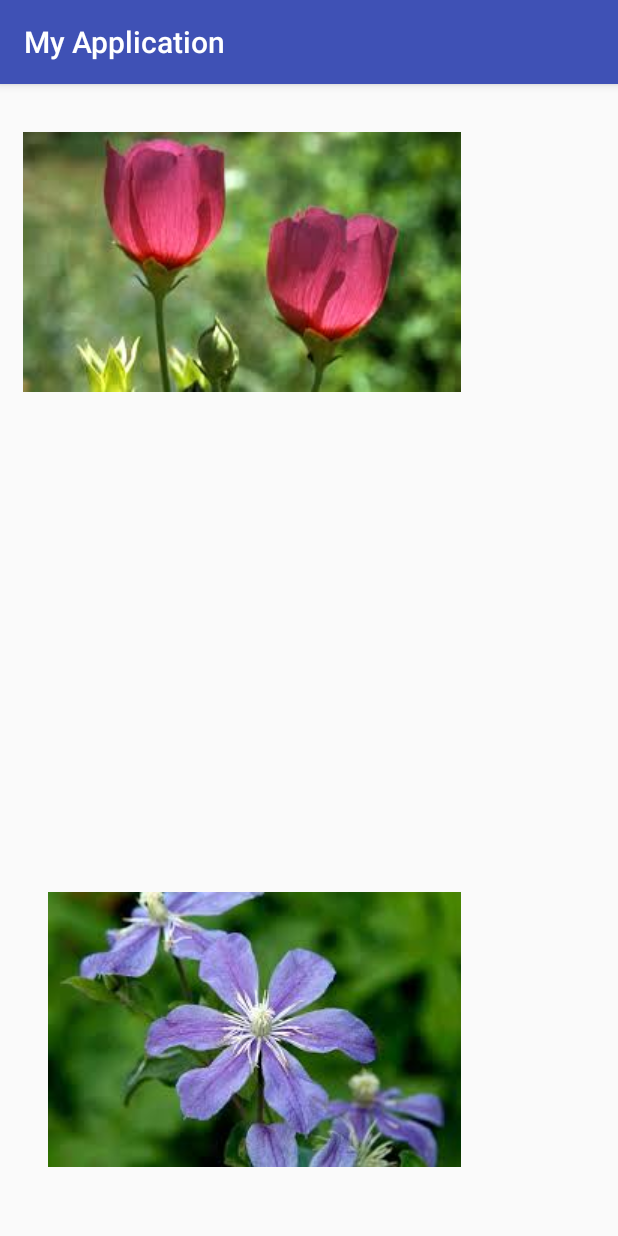
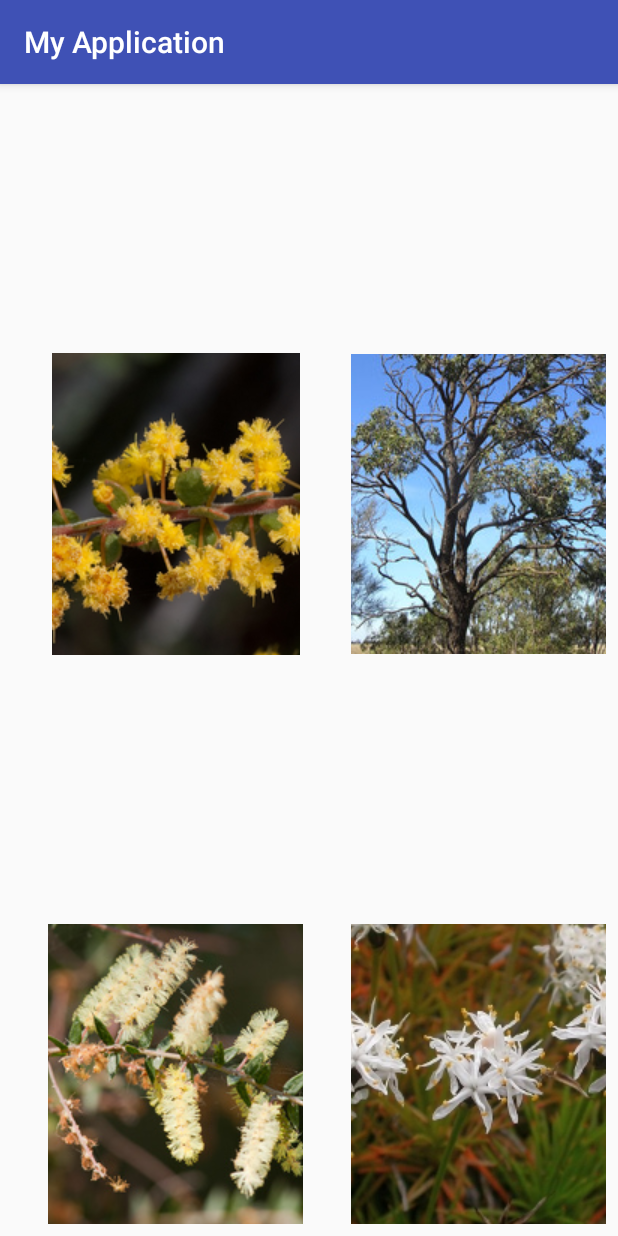
Before and after one commit to zhaoyi0113/ShibaGou, an Android app: the ImageActivity screen opened directly, with no data from a screen before it, on a phone screen of 412 x 824 dp. Run offline under Robolectric (Android 15) with nearby library versions, the phone set to English and light mode, and no system bars.

Commit message:
geo-location and display plants

```diff
--- a/app/src/main/AndroidManifest.xml
+++ b/app/src/main/AndroidManifest.xml
@@ -35,7 +35,8 @@
             android:name="com.google.android.geo.API_KEY"
             android:value=" AIzaSyBFjK8UInAeNGfhx8attCH8UNY6xzNjuwU" />
 
-        <activity android:name=".ImageActivity"></activity>
+        <activity android:name=".ImageActivity" />
+        <activity android:name=".ImageInformationActivity"></activity>
     </application>
 
 </manifest>
--- a/app/src/main/java/com/example/yihanwang/myapplication/ImageActivity.java
+++ b/app/src/main/java/com/example/yihanwang/myapplication/ImageActivity.java
@@ -1,7 +1,10 @@
 package com.example.yihanwang.myapplication;
 
+import android.content.Intent;
 import android.support.v7.app.AppCompatActivity;
 import android.os.Bundle;
+import android.view.View;
+import android.widget.ImageButton;
 import android.widget.ImageView;
 
 public class ImageActivity extends AppCompatActivity {
@@ -12,8 +15,46 @@ public class ImageActivity extends AppCompatActivity {
     protected void onCreate(Bundle savedInstanceState) {
         super.onCreate(savedInstanceState);
         setContentView(R.layout.activity_image);
-        first = (ImageView)findViewById(R.id.firstImage);
-        second = (ImageView)findViewById(R.id.secondImage);
+        ImageButton imageBtn1 = (ImageButton)findViewById(R.id.imageBtn1);
+        imageBtn1.setOnClickListener(new View.OnClickListener() {
+
+            @Override
+            public void onClick(View view) {
+                Intent showInf = new Intent(ImageActivity.this, ImageInformationActivity.class);
+                showInf.putExtra("PLANT1","Plant:Gold Dust Wattle. Description:Straggling shrub to 2 m high and 1.5 m diameter. Phyllodes are variable, usually less than 2 cm long; narrow to orbicular. Flowers like golden balls appear in spring.");
+                startActivity(showInf);
+            }
+        });
+
+        ImageButton imageBtn2 = (ImageButton)findViewById(R.id.imageBtn2);
+        imageBtn2.setOnClickListener(new View.OnClickListener() {
+            @Override
+            public void onClick(View view) {
+                Intent showInf = new Intent(getApplicationContext() , ImageInformationActivity.class);
+                showInf.putExtra("PLANT2","Plant:Hickory Wattle. Description: Small to medium-sized tree to 12 m high with light green, sickle-shaped phyllodes to 20 cm. Bears cream ball-shaped flowers in summer.");
+                startActivity(showInf);
+            }
+        });
+
+        ImageButton imageBtn3 = (ImageButton)findViewById(R.id.imageBtn3);
+        imageBtn3.setOnClickListener(new View.OnClickListener() {
+            @Override
+            public void onClick(View view) {
+                Intent showInf = new Intent(ImageActivity.this, ImageInformationActivity.class);
+                showInf.putExtra("PLANT3","Plant:Spike Wattle. Description: A prickly, dense shrub 1-3 m high by 2 m across, small trees are also known. Rigid, dark green phyllodes to 2 cm with sharp point. Flowers in cream spikes occur in winter and spring.");
+                startActivity(showInf);
+            }
+        });
+
+        ImageButton imageBtn4 = (ImageButton)findViewById(R.id.imageBtn4);
+        imageBtn4.setOnClickListener(new View.OnClickListener() {
+            @Override
+            public void onClick(View view) {
+                Intent showInf = new Intent(ImageActivity.this, ImageInformationActivity.class);
+                showInf.putExtra("PLANT4","Plant:Pincushion Lily.Description:The Pincushion Lily produces clumps of brown, branched stems up to 15cm tall, with tufts of spiky leaves, each about 1.5cm long. During springtime, the plant produces attractive round heads of star-shaped white flowers on a stem at the ends of the branches.");
+                startActivity(showInf);
+            }
+        });
+    }
 
     }
-}
--- a/app/src/main/res/layout/activity_image.xml
+++ b/app/src/main/res/layout/activity_image.xml
@@ -1,5 +1,5 @@
 <?xml version="1.0" encoding="utf-8"?>
-<RelativeLayout xmlns:android="http://schemas.android.com/apk/res/android"
+<android.support.constraint.ConstraintLayout xmlns:android="http://schemas.android.com/apk/res/android"
     xmlns:app="http://schemas.android.com/apk/res-auto"
     xmlns:tools="http://schemas.android.com/tools"
     android:layout_width="match_parent"
@@ -7,25 +7,54 @@
     tools:context="com.example.yihanwang.myapplication.ImageActivity">
 
 
-    <ImageView
-        android:id="@+id/firstImage"
-        android:layout_width="wrap_content"
-        android:layout_height="wrap_content"
-        android:layout_marginLeft="15dp"
-        android:layout_marginStart="15dp"
-        android:layout_marginTop="32dp"
-        app:srcCompat="@drawable/flower"
-        android:layout_alignParentTop="true"
-        android:layout_alignParentLeft="true"
-        android:layout_alignParentStart="true" />
 
-    <ImageView
-        android:id="@+id/secondImage"
-        android:layout_width="wrap_content"
-        android:layout_height="wrap_content"
-        app:srcCompat="@drawable/images"
-        android:layout_marginBottom="46dp"
-        android:layout_alignParentBottom="true"
-        android:layout_alignRight="@+id/firstImage"
-        android:layout_alignEnd="@+id/firstImage" />
-</RelativeLayout>
+
+    <ImageButton
+        android:id="@+id/imageBtn1"
+        android:layout_width="165dp"
+        android:layout_height="201dp"
+        app:srcCompat="@drawable/golddust_wattle"
+        app:layout_constraintRight_toLeftOf="@+id/imageBtn2"
+        android:layout_marginRight="8dp"
+        app:layout_constraintTop_toTopOf="parent"
+        android:layout_marginTop="8dp"
+        android:layout_marginBottom="8dp"
+        app:layout_constraintBottom_toTopOf="@+id/imageBtn3"
+        android:layout_marginLeft="8dp"
+        app:layout_constraintLeft_toLeftOf="parent" />
+
+    <ImageButton
+        android:id="@+id/imageBtn2"
+        android:layout_width="170dp"
+        android:layout_height="200dp"
+        app:srcCompat="@drawable/lightwood"
+        app:layout_constraintTop_toTopOf="parent"
+        android:layout_marginTop="8dp"
+        android:layout_marginRight="8dp"
+        app:layout_constraintRight_toRightOf="parent"
+        android:layout_marginBottom="8dp"
+        app:layout_constraintBottom_toTopOf="@+id/imageBtn4" />
+
+    <ImageButton
+        android:id="@+id/imageBtn3"
+        android:layout_width="170dp"
+        android:layout_height="200dp"
+        app:srcCompat="@drawable/spike_watte"
+        android:layout_marginLeft="8dp"
+        app:layout_constraintLeft_toLeftOf="parent"
+        app:layout_constraintBottom_toBottomOf="parent"
+        android:layout_marginBottom="8dp"
+        app:layout_constraintRight_toLeftOf="@+id/imageBtn4"
+        android:layout_marginRight="8dp" />
+
+    <ImageButton
+        android:id="@+id/imageBtn4"
+        android:layout_width="170dp"
+        android:layout_height="200dp"
+        app:srcCompat="@drawable/pincushiionlily"
+        app:layout_constraintBottom_toBottomOf="parent"
+        android:layout_marginBottom="8dp"
+        android:layout_marginRight="8dp"
+        app:layout_constraintRight_toRightOf="parent" />
+
+</android.support.constraint.ConstraintLayout>
--- a/app/src/main/res/layout/activity_map.xml
+++ b/app/src/main/res/layout/activity_map.xml
@@ -18,12 +18,14 @@
             android:layout_width="wrap_content"
             android:layout_height="wrap_content"
             android:text="Start a Game" />
+
         <Button
             android:id="@+id/plantList"
             android:layout_width="wrap_content"
-            android:layout_height="wrap_content" />
+            android:layout_height="wrap_content"
+            android:text="Plant List" />
 
-    </LinearLayout>>
+    </LinearLayout>
 
 
     <fragment
```
Also changed, not shown: app/src/main/java/com/example/yihanwang/myapplication/ImageInformationActivity.java (added, +38 -0 lines), app/src/main/java/com/example/yihanwang/myapplication/MapActivity.java (+12 -26 lines), app/src/main/res/layout/activity_image_information.xml (added, +18 -0 lines), app/src/main/res/drawable/golddust_wattle.jpg (added), app/src/main/res/drawable/heath_wattle.jpeg (added), app/src/main/res/drawable/homepage.png (added), app/src/main/res/drawable/lightwood.jpg (added), app/src/main/res/drawable/pincushiionlily.jpeg (added), app/src/main/res/drawable/spike_watte.jpg (added), app/src/main/res/drawable/thin.jpg (added).
